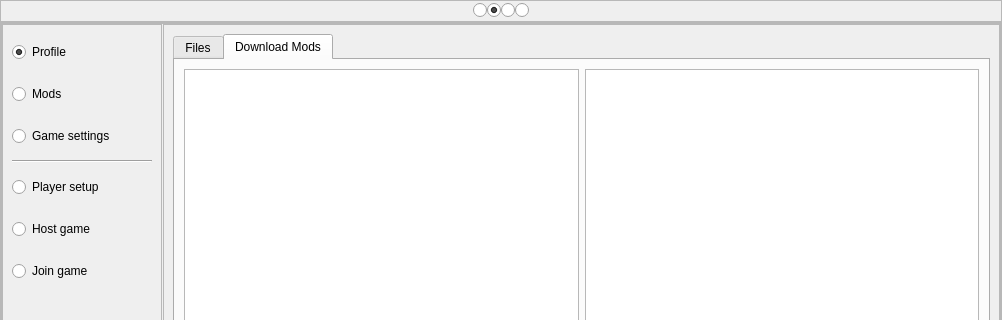
Before: the Qt Designer form launcher.ui in HitCoder9768/LauncherBlast2-reBoot, drawn with Qt 5; both pictures show x 0 to 1002 and y 0 to 320 of the 1002 by 638 pixel window.
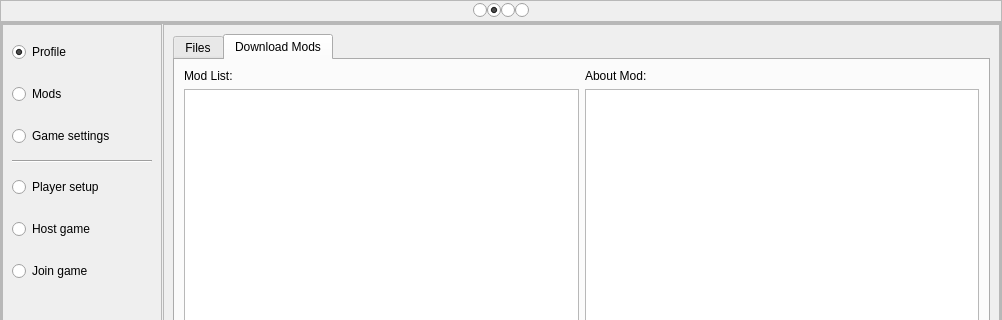
After: the same form once the commit is applied. Icons and pictures are not drawn.

Patch:
```diff
--- a/launcher.ui
+++ b/launcher.ui
@@ -984,10 +984,32 @@
                           <item>
                            <layout class="QHBoxLayout" name="horizontalLayout_21">
                             <item>
-                             <widget class="QListWidget" name="ModsList"/>
+                             <layout class="QVBoxLayout" name="verticalLayout_26">
+                              <item>
+                               <widget class="QLabel" name="label_7">
+                                <property name="text">
+                                 <string>Mod List:</string>
+                                </property>
+                               </widget>
+                              </item>
+                              <item>
+                               <widget class="QListWidget" name="ModsList"/>
+                              </item>
+                             </layout>
                             </item>
                             <item>
-                             <widget class="QTextBrowser" name="ModBrowser"/>
+                             <layout class="QVBoxLayout" name="verticalLayout_25">
+                              <item>
+                               <widget class="QLabel" name="label_6">
+                                <property name="text">
+                                 <string>About Mod:</string>
+                                </property>
+                               </widget>
+                              </item>
+                              <item>
+                               <widget class="QTextBrowser" name="ModBrowser"/>
+                              </item>
+                             </layout>
                             </item>
                            </layout>
                           </item>
```
